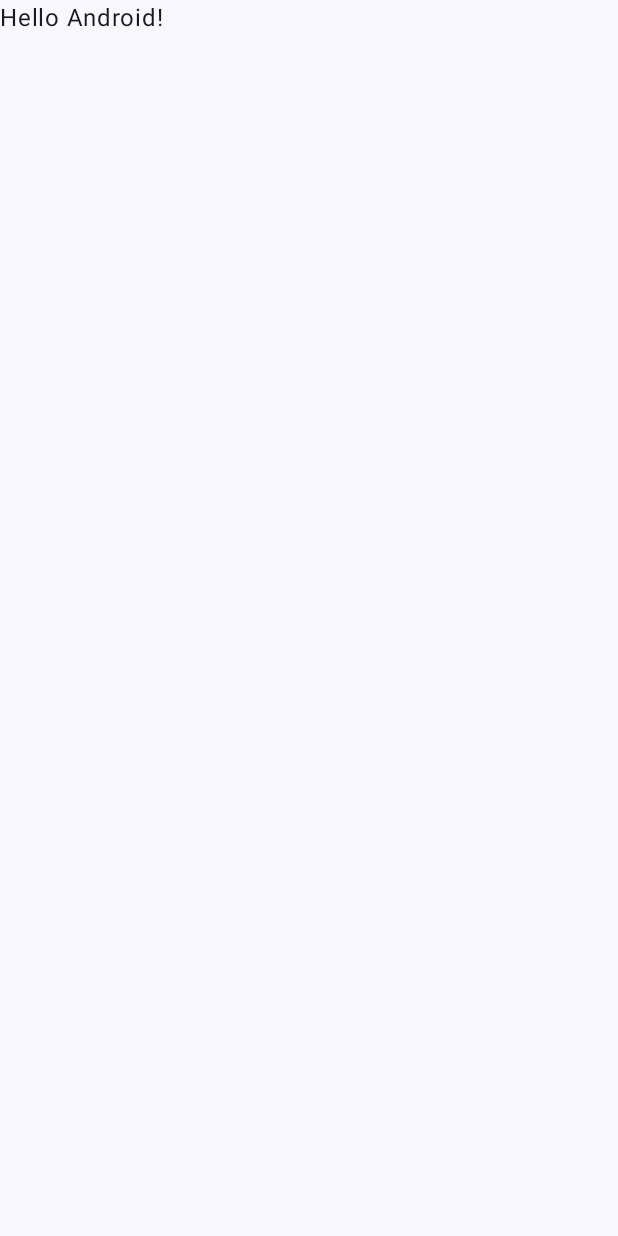
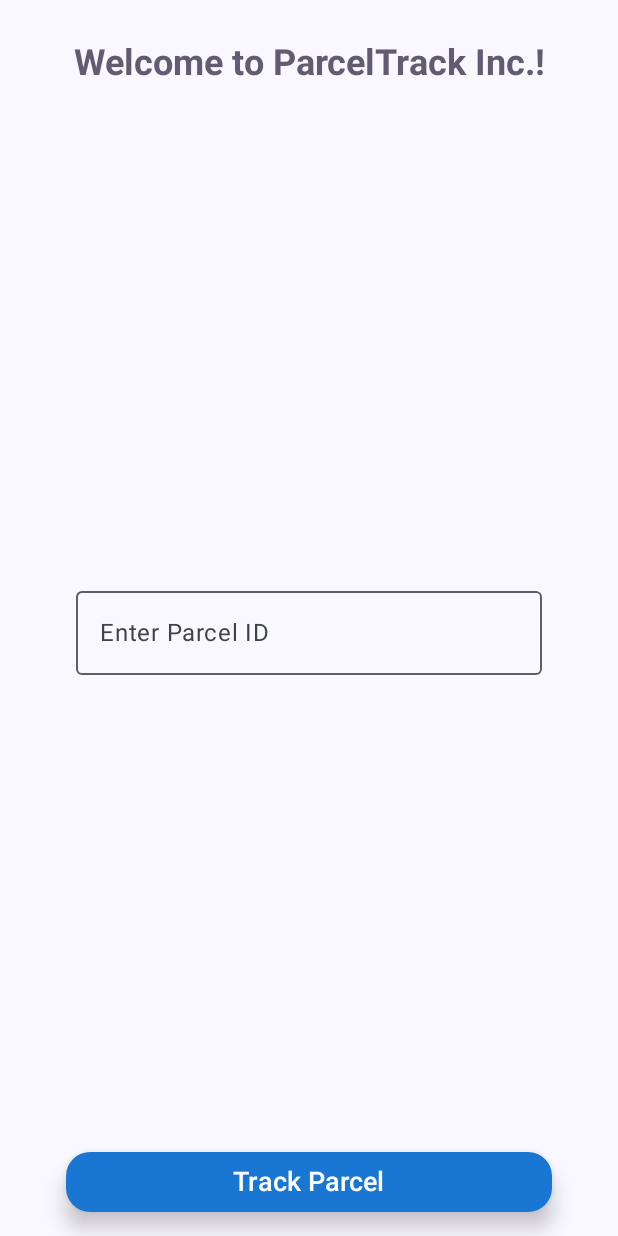
Before and after one commit to mohammedsheshtar/Android-Compose-Navigation-Task, an Android app built with Jetpack Compose: the screen it shows after launch (MainActivity), on a phone screen of 412 x 824 dp. Before the commit the screen is almost empty. Run offline under Robolectric (Android 15) with nearby library versions, the phone set to English and light mode, and no system bars.

Commit message:
Completed navigation task

```diff
--- a/app/build.gradle.kts
+++ b/app/build.gradle.kts
@@ -49,6 +49,7 @@ dependencies {
     implementation(libs.androidx.ui.graphics)
     implementation(libs.androidx.ui.tooling.preview)
     implementation(libs.androidx.material3)
+    implementation(libs.androidx.navigation.compose)
     testImplementation(libs.junit)
     androidTestImplementation(libs.androidx.junit)
     androidTestImplementation(libs.androidx.espresso.core)
--- a/app/src/main/java/com/muhammed/android_compose_navigation_task/MainActivity.kt
+++ b/app/src/main/java/com/muhammed/android_compose_navigation_task/MainActivity.kt
@@ -11,6 +11,7 @@ import androidx.compose.material3.Text
 import androidx.compose.runtime.Composable
 import androidx.compose.ui.Modifier
 import androidx.compose.ui.tooling.preview.Preview
+import com.muhammed.android_compose_navigation_task.composables.WelcomeScreen
 import com.muhammed.android_compose_navigation_task.ui.theme.AndroidComposeNavigationTaskTheme
 
 class MainActivity : ComponentActivity() {
@@ -20,8 +21,7 @@ class MainActivity : ComponentActivity() {
         setContent {
             AndroidComposeNavigationTaskTheme {
                 Scaffold(modifier = Modifier.fillMaxSize()) { innerPadding ->
-                    Greeting(
-                        name = "Android",
+                    ParcelNavHost(
                         modifier = Modifier.padding(innerPadding)
                     )
                 }
@@ -29,19 +29,3 @@ class MainActivity : ComponentActivity() {
         }
     }
 }
-
-@Composable
-fun Greeting(name: String, modifier: Modifier = Modifier) {
-    Text(
-        text = "Hello $name!",
-        modifier = modifier
-    )
-}
-
-@Preview(showBackground = true)
-@Composable
-fun GreetingPreview() {
-    AndroidComposeNavigationTaskTheme {
-        Greeting("Android")
-    }
-}
--- /dev/null
+++ b/app/src/main/java/com/muhammed/android_compose_navigation_task/ParcelsNavigation.kt
@@ -0,0 +1,68 @@
+package com.muhammed.android_compose_navigation_task
+
+import androidx.compose.runtime.Composable
+import androidx.compose.runtime.getValue
+import androidx.compose.runtime.mutableStateOf
+import androidx.compose.runtime.remember
+import androidx.compose.runtime.setValue
+import androidx.compose.ui.Modifier
+import androidx.navigation.NavHostController
+import androidx.navigation.compose.NavHost
+import androidx.navigation.compose.composable
+import androidx.navigation.compose.rememberNavController
+import com.muhammed.android_compose_navigation_task.composables.DetailsScreen
+import com.muhammed.android_compose_navigation_task.composables.ParcelScreen
+import com.muhammed.android_compose_navigation_task.composables.WelcomeScreen
+import com.muhammed.android_compose_navigation_task.data.ParcelInformation
+import com.muhammed.android_compose_navigation_task.repositories.ParcelsRepository
+
+enum class NavRoutesEnum(val value: String) {
+    NAV_ROUTE_DETAILS_SCREEN("detailsScreen"),
+    NAV_ROUTE_HOME_SCREEN("homeScreen"),
+    NAV_ROUTE_PARCEL_SCREEN("parcelScreen")
+}
+
+@Composable
+fun ParcelNavHost(
+    modifier: Modifier = Modifier,
+    navController: NavHostController = rememberNavController(),
+    startDestination: String = NavRoutesEnum.NAV_ROUTE_HOME_SCREEN.value
+) {
+    var parcelsState by remember { mutableStateOf(ParcelsRepository.parcels)}
+    var selectedParcel by remember { mutableStateOf<ParcelInformation?>(null) }
+
+    NavHost(
+        modifier = modifier,
+        navController = navController,
+        startDestination = startDestination
+    ) {
+        composable(NavRoutesEnum.NAV_ROUTE_HOME_SCREEN.value) {
+            WelcomeScreen(modifier) { parcelId ->
+                navController.navigate("${NavRoutesEnum.NAV_ROUTE_DETAILS_SCREEN.value}/$parcelId")
+            }
+        }
+
+        composable("${NavRoutesEnum.NAV_ROUTE_DETAILS_SCREEN.value}/{parcelId}") {backStackEntry ->
+            val parcelId = backStackEntry.arguments?.getString("parcelId")?.toIntOrNull()
+            val parcel = parcelsState.find { it.parcelId == parcelId }
+
+            DetailsScreen(
+                parcel = parcel,
+                onViewParcelInfo = {
+                    selectedParcel = it
+                    navController.navigate(NavRoutesEnum.NAV_ROUTE_PARCEL_SCREEN.value)
+                },
+                onBackHome = {
+                    navController.popBackStack(NavRoutesEnum.NAV_ROUTE_HOME_SCREEN.value, inclusive = false)
+                }
+            )
+        }
+
+        composable(NavRoutesEnum.NAV_ROUTE_PARCEL_SCREEN.value) {
+            ParcelScreen(
+                parcel = selectedParcel,
+                onGoBack = { navController.popBackStack() }
+            )
+        }
+    }
+}
--- /dev/null
+++ b/app/src/main/java/com/muhammed/android_compose_navigation_task/composables/HomeScreen.kt
@@ -0,0 +1,88 @@
+package com.muhammed.android_compose_navigation_task.composables
+
+import androidx.compose.foundation.layout.Arrangement
+import androidx.compose.foundation.layout.Column
+import androidx.compose.foundation.layout.fillMaxSize
+import androidx.compose.foundation.layout.fillMaxWidth
+import androidx.compose.foundation.layout.padding
+import androidx.compose.foundation.shape.RoundedCornerShape
+import androidx.compose.material3.Button
+import androidx.compose.material3.ButtonDefaults
+import androidx.compose.material3.OutlinedTextField
+import androidx.compose.material3.Text
+import androidx.compose.runtime.Composable
+import androidx.compose.runtime.getValue
+import androidx.compose.runtime.mutableStateOf
+import androidx.compose.runtime.remember
+import androidx.compose.runtime.setValue
+import androidx.compose.ui.Alignment
+import androidx.compose.ui.Modifier
+import androidx.compose.ui.graphics.Color
+import androidx.compose.ui.res.stringResource
+import androidx.compose.ui.text.font.FontWeight
+import androidx.compose.ui.text.style.TextAlign
+import androidx.compose.ui.unit.dp
+import androidx.compose.ui.unit.sp
+import com.muhammed.android_compose_navigation_task.R
+import com.muhammed.android_compose_navigation_task.ui.theme.Blue
+import com.muhammed.android_compose_navigation_task.ui.theme.PurpleGrey40
+import com.muhammed.android_compose_navigation_task.ui.theme.White
+import java.time.format.TextStyle
+
+@Composable
+fun WelcomeScreen(modifier: Modifier = Modifier, onClicked: (String) -> Unit = {}) {
+
+    var parcelId by remember { mutableStateOf("") }
+
+    Column(
+        modifier = modifier
+            .fillMaxSize()
+            .padding(12.dp),
+        horizontalAlignment = Alignment.CenterHorizontally,
+        verticalArrangement = Arrangement.SpaceBetween
+    ) {
+        Text(
+            text = stringResource(R.string.welcome_message),
+            style = androidx.compose.ui.text.TextStyle(
+                fontSize = 24.sp,
+                fontWeight = FontWeight.Bold,
+                color = PurpleGrey40,
+                textAlign = TextAlign.Center
+            ),
+            modifier = Modifier
+                .padding(vertical = 16.dp)
+                .fillMaxWidth()
+        )
+
+        OutlinedTextField(
+            value = parcelId,
+            onValueChange = { parcelId = it },
+            label = { Text("Enter Parcel ID") },
+            singleLine = true,
+            modifier = Modifier
+                .fillMaxWidth(0.8f)
+        )
+
+        Button(
+            onClick = { if (parcelId.isNotBlank()) onClicked(parcelId) },
+            modifier = Modifier
+                .fillMaxWidth()
+                .padding(horizontal = 32.dp),
+            colors = ButtonDefaults.buttonColors(
+                containerColor = Blue,
+                contentColor = White
+            ),
+            shape = RoundedCornerShape(16.dp),
+            elevation = ButtonDefaults.buttonElevation(8.dp)
+        ) {
+            Text(
+                text = "Track Parcel",
+                style = androidx.compose.ui.text.TextStyle(
+                    fontSize = 18.sp,
+                    fontWeight = FontWeight.SemiBold
+                )
+            )
+        }
+
+    }
+}
--- /dev/null
+++ b/app/src/main/java/com/muhammed/android_compose_navigation_task/data/ParcelInformation.kt
@@ -0,0 +1,9 @@
+package com.muhammed.android_compose_navigation_task.data
+
+import java.util.Date
+
+data class ParcelInformation(val parcelId: Int,
+                             val deliveryStatus: String,
+                             val eta: Date = Date(),
+                             val customerName: String,
+                             val currentLocation: String)
--- /dev/null
+++ b/app/src/main/java/com/muhammed/android_compose_navigation_task/repositories/ParcelsRespository.kt
@@ -0,0 +1,20 @@
+package com.muhammed.android_compose_navigation_task.repositories
+
+import com.muhammed.android_compose_navigation_task.data.ParcelInformation
+import java.util.Date
+
+object ParcelsRepository {
+    val parcels = listOf(
+        ParcelInformation(301, "Delayed due to weather", Date(), "Shaikha", "London"),
+        ParcelInformation(302, "Processing", Date(), "Talal", "Miami"),
+        ParcelInformation(303, "Returned to Sender", Date(), "Maryam", "Riyadh"),
+        ParcelInformation(304, "Delayed due to weather", Date(), "Fahad", "Chicago"),
+        ParcelInformation(305, "Delivered", Date(), "Abeer", "Paris"),
+        ParcelInformation(306, "Delivered", Date(), "Khaled", "San Francisco"),
+        ParcelInformation(307, "Delivered", Date(), "Dana", "Miami"),
+        ParcelInformation(308, "Delayed due to weather", Date(), "Yousef", "Miami"),
+        ParcelInformation(309, "Lost", Date(), "Khaled", "Chicago"),
+        ParcelInformation(310, "Awaiting Customs Clearance", Date(), "Omar", "Paris"),
+        ParcelInformation(311, "Pending Pickup", Date(), "Zainab", "Dubai")
+    )
+}
--- a/app/src/main/java/com/muhammed/android_compose_navigation_task/ui/theme/Color.kt
+++ b/app/src/main/java/com/muhammed/android_compose_navigation_task/ui/theme/Color.kt
@@ -9,3 +9,6 @@ val Pink80 = Color(0xFFEFB8C8)
 val Purple40 = Color(0xFF6650a4)
 val PurpleGrey40 = Color(0xFF625b71)
 val Pink40 = Color(0xFF7D5260)
+
+val Blue = Color(0xFF1976D2)
+val White = Color.White
--- a/app/src/main/res/values/strings.xml
+++ b/app/src/main/res/values/strings.xml
@@ -1,3 +1,4 @@
 <resources>
     <string name="app_name">Android-Compose-Navigation-Task</string>
+    <string name="welcome_message">Welcome to ParcelTrack Inc.!</string>
 </resources>
--- a/gradle/libs.versions.toml
+++ b/gradle/libs.versions.toml
@@ -8,9 +8,11 @@ espressoCore = "3.6.1"
 lifecycleRuntimeKtx = "2.9.0"
 activityCompose = "1.10.1"
 composeBom = "2024.09.00"
+navVersion = "2.7.6"
 
 [libraries]
 androidx-core-ktx = { group = "androidx.core", name = "core-ktx", version.ref = "coreKtx" }
+androidx-navigation-compose = { module = "androidx.navigation:navigation-compose", version.ref = "navVersion" }
 junit = { group = "junit", name = "junit", version.ref = "junit" }
 androidx-junit = { group = "androidx.test.ext", name = "junit", version.ref = "junitVersion" }
 androidx-espresso-core = { group = "androidx.test.espresso", name = "espresso-core", version.ref = "espressoCore" }
```
Also changed, not shown: app/src/main/java/com/muhammed/android_compose_navigation_task/composables/DetailsScreen.kt (added, +57 -0 lines), app/src/main/java/com/muhammed/android_compose_navigation_task/composables/ParcelScreen.kt (added, +54 -0 lines).
